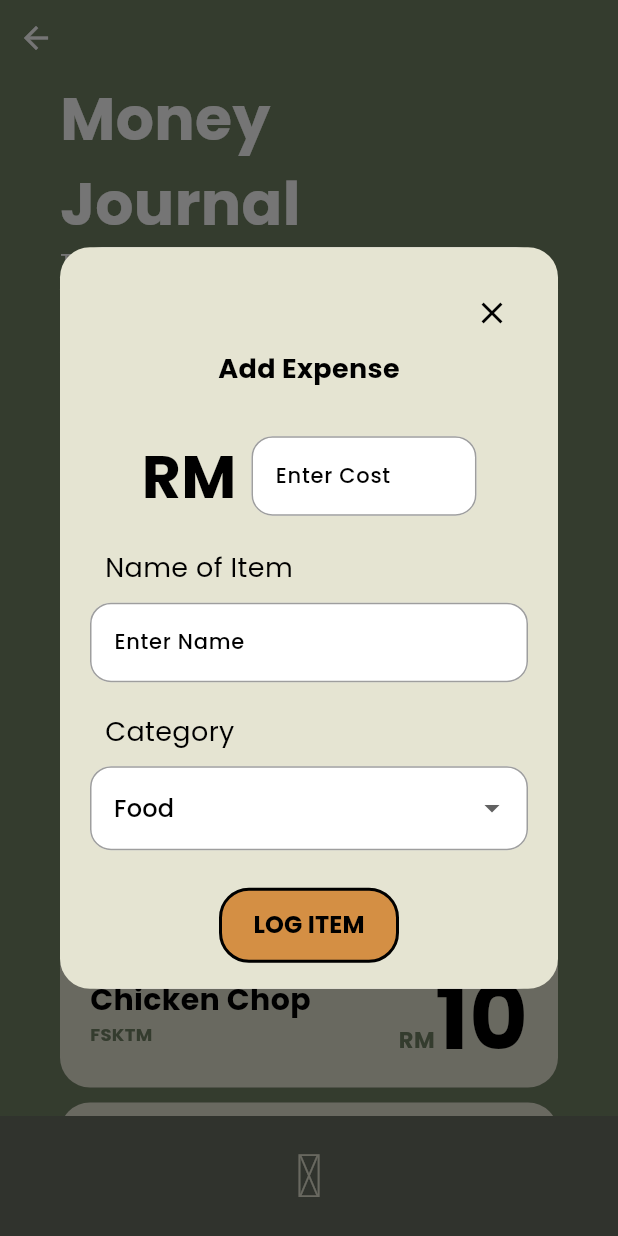
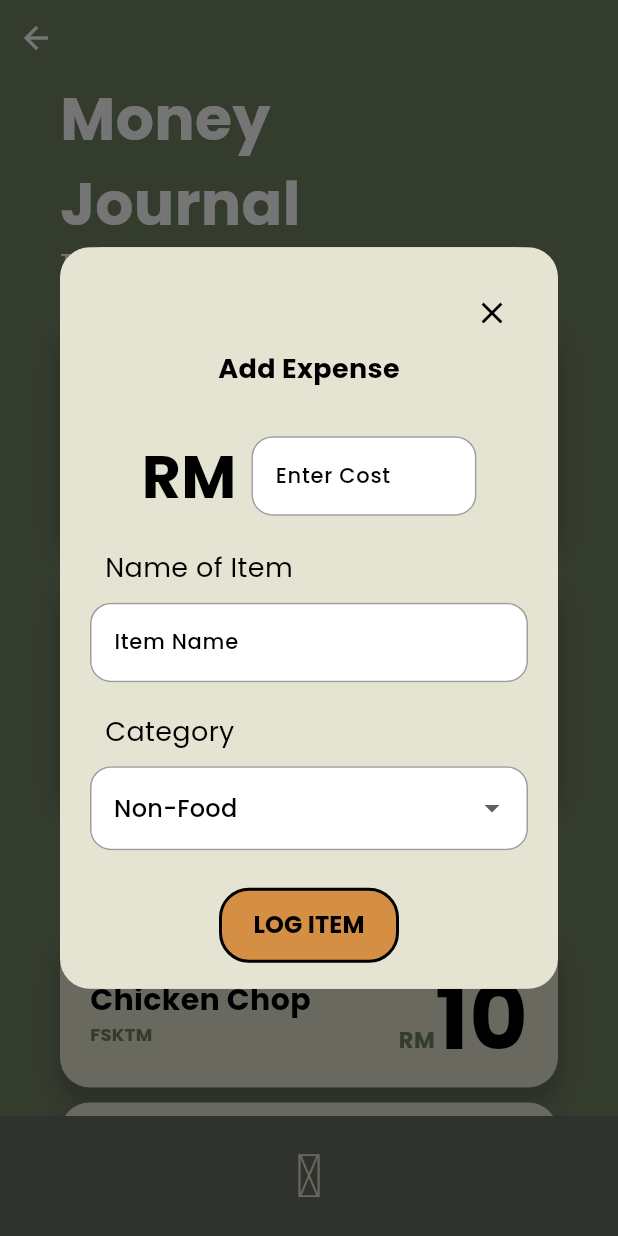
Before and after one commit to shazwydaniel/FYP_UMakan, a Flutter app: the MoneyJournalMainPage screen opened directly, after a tap on an icon or button, on a phone screen of 412 x 824 dp. Run offline on Flutter 3.47's test engine with Material 3 defaults, Android fonts, the phone set to English and light mode, and no system bars; our stand-ins replace cloud_firestore, connectivity_plus, firebase_auth, firebase_core, firebase_storage, flutter_native_splash and 7 more; missing offline and left inert: bubble_lens, dart:ffi; accounts and stored records are empty.

Commit message:
BE + FE - Money Journal
- Adding expense to firebase

```diff
--- a/lib/data/repositories/user/user_repository.dart
+++ b/lib/data/repositories/user/user_repository.dart
@@ -109,7 +109,7 @@ class UserRepository extends GetxController {
     }
   }
 
-  // Update User Details in Firestore ------------------------------------
+  // Update User Data in Firestore ------------------------------------
   Future<void> updateUserDetails(UserModel updatedUser) async {
     try {
       await _db
--- a/lib/features/moneyjournal/screens/money_journal_main_page.dart
+++ b/lib/features/moneyjournal/screens/money_journal_main_page.dart
@@ -1,6 +1,8 @@
 // ignore_for_file: prefer_const_constructors, prefer_const_literals_to_create_immutables
 
 import "package:flutter/material.dart";
+import "package:fyp_umakan/data/repositories/money_journal/money_journal_repository.dart";
+import "package:fyp_umakan/features/authentication/controllers/homepage/journal_controller.dart";
 import "package:fyp_umakan/features/student_management/controllers/user_controller.dart";
 import "package:fyp_umakan/utils/constants/colors.dart";
 import "package:fyp_umakan/utils/helpers/helper_functions.dart";
@@ -87,6 +89,14 @@ class MoneyJournalMainPage extends StatelessWidget {
                     decoration: BoxDecoration(
                       color: TColors.cream,
                       borderRadius: BorderRadius.circular(20),
+                      boxShadow: [
+                        BoxShadow(
+                          color: Colors.black.withOpacity(0.2),
+                          spreadRadius: 2,
+                          blurRadius: 10,
+                          offset: Offset(0, 8),
+                        ),
+                      ],
                     ),
                     child: Padding(
                       padding: const EdgeInsets.all(20.0),
@@ -128,7 +138,7 @@ class MoneyJournalMainPage extends StatelessWidget {
                                     borderRadius: BorderRadius.circular(20),
                                   ),
                                   child: Text(
-                                    '7%',
+                                    '%',
                                     style: TextStyle(
                                       color: Colors.black,
                                       fontWeight: FontWeight.bold,
@@ -189,6 +199,14 @@ class MoneyJournalMainPage extends StatelessWidget {
                     decoration: BoxDecoration(
                       color: TColors.teal,
                       borderRadius: BorderRadius.circular(20),
+                      boxShadow: [
+                        BoxShadow(
+                          color: Colors.black.withOpacity(0.2),
+                          spreadRadius: 2,
+                          blurRadius: 10,
+                          offset: Offset(0, 8),
+                        ),
+                      ],
                     ),
                     child: Padding(
                       padding: const EdgeInsets.all(20.0),
@@ -317,6 +335,14 @@ class MoneyJournalMainPage extends StatelessWidget {
                     decoration: BoxDecoration(
                       color: TColors.cream,
                       borderRadius: BorderRadius.circular(20),
+                      boxShadow: [
+                        BoxShadow(
+                          color: Colors.black.withOpacity(0.2),
+                          spreadRadius: 2,
+                          blurRadius: 10,
+                          offset: Offset(0, 8),
+                        ),
+                      ],
                     ),
                     child: Padding(
                       padding: const EdgeInsets.all(20.0),
@@ -391,6 +417,14 @@ class MoneyJournalMainPage extends StatelessWidget {
                     decoration: BoxDecoration(
                       color: TColors.cream,
                       borderRadius: BorderRadius.circular(20),
+                      boxShadow: [
+                        BoxShadow(
+                          color: Colors.black.withOpacity(0.2),
+                          spreadRadius: 2,
+                          blurRadius: 10,
+                          offset: Offset(0, 8),
+                        ),
+                      ],
                     ),
                     child: Padding(
                       padding: const EdgeInsets.all(20.0),
@@ -465,6 +499,14 @@ class MoneyJournalMainPage extends StatelessWidget {
                     decoration: BoxDecoration(
                       color: TColors.cream,
                       borderRadius: BorderRadius.circular(20),
+                      boxShadow: [
+                        BoxShadow(
+                          color: Colors.black.withOpacity(0.2),
+                          spreadRadius: 2,
+                          blurRadius: 10,
+                          offset: Offset(0, 8),
+                        ),
+                      ],
                     ),
                     child: Padding(
                       padding: const EdgeInsets.all(20.0),
@@ -576,6 +618,12 @@ class MoneyJournalMainPage extends StatelessWidget {
   }
 
   void _showModal(BuildContext context) {
+    final TextEditingController priceController = TextEditingController();
+    final TextEditingController itemNameController = TextEditingController();
+    final TextEditingController locationController = TextEditingController();
+    String selectedCategory = 'Non-Food';
+    final MoneyJournalRepository repository = MoneyJournalRepository();
+
     showDialog(
       context: context,
       barrierDismissible: true, // Allows dismissal by tapping outside the dialog
@@ -628,14 +676,25 @@ class MoneyJournalMainPage extends StatelessWidget {
                     SizedBox(width: 10), // Spacing between the "RM" text and TextField
                     Container(
                       width: 150, // Adjust width as needed
-                      child: TextField(
+                      child:
+                      // TextField(
+                      //   keyboardType: TextInputType.number,
+                      //   decoration: InputDecoration(
+                      //     fillColor: Colors.white,
+                      //     filled: true,
+                      //     border: OutlineInputBorder(),
+                      //     hintText: 'Enter Cost',
+                      //   ),
+                      // ),
+                      TextField(
+                        controller: priceController,
+                        keyboardType: TextInputType.number,
                         decoration: InputDecoration(
+                          labelText: 'Enter Cost',
+                          border: OutlineInputBorder(),
                           fillColor: Colors.white,
                           filled: true,
-                          border: OutlineInputBorder(),
-                          hintText: 'Enter Cost',
                         ),
-                        keyboardType: TextInputType.number,
                       ),
                     ),
                   ],
@@ -659,14 +718,23 @@ class MoneyJournalMainPage extends StatelessWidget {
                 SizedBox(height: 10), // Spacing between the "Category" text and dropdown
                 Container(
                   width: 300, // Adjust width as needed
-                  child: TextField(
+                  child:
+                  // TextField(
+                  //   decoration: InputDecoration(
+                  //     fillColor: Colors.white,
+                  //     filled: true,
+                  //     border: OutlineInputBorder(),
+                  //     hintText: 'Enter Name',
+                  //   ),
+                  // ),
+                  TextField(
+                    controller: itemNameController,
                     decoration: InputDecoration(
+                      hintText: 'Item Name',
+                      border: OutlineInputBorder(),
                       fillColor: Colors.white,
                       filled: true,
-                      border: OutlineInputBorder(),
-                      hintText: 'Enter Name',
                     ),
-                        keyboardType: TextInputType.number,
                   ),
                 ),
                 SizedBox(height: 20),
@@ -694,7 +762,7 @@ class MoneyJournalMainPage extends StatelessWidget {
                       filled: true,
                       border: OutlineInputBorder(),
                     ),
-                      value: 'Food', // Default value
+                    value: selectedCategory, // Default value
                     items: [
                       DropdownMenuItem(
                         value: 'Food',
@@ -706,25 +774,47 @@ class MoneyJournalMainPage extends StatelessWidget {
                       ),
                     ],
                     onChanged: (String? newValue) {
-                        // Handle the dropdown value change
+                      selectedCategory = newValue!; // Update the selected category
                     },
                   ),
                 ),
                 SizedBox(height: 25),
                 Container(
-                  width: 120, // Adjust width of the button
-                  height: 50, // Adjust height of the button
+                  width: 120,
+                  height: 50,
                   decoration: BoxDecoration(
-                    color: TColors.bubbleOrange, // Background color
-                    borderRadius: BorderRadius.circular(20.0), // Rounded corners
+                    color: TColors.bubbleOrange,
+                    borderRadius: BorderRadius.circular(20.0),
                     border: Border.all(
-                      color: Colors.black, // Black border color
-                      width: 2.0, // Border width
+                      color: Colors.black,
+                      width: 2.0,
                     ),
                   ),
                   child: TextButton(
-                    onPressed: () {
-                      // Handle button press
+                    onPressed: () async {
+                      try {
+                        // Create the expense data
+                        final expenseData = {
+                          'price': double.parse(priceController.text),
+                          'itemName': itemNameController.text,
+                          // 'location': locationController.text,
+                        };
+
+                        print('Logging expense: $expenseData for category: $selectedCategory');
+
+                        // Log the item
+                        await repository.addExpense(
+                          'userId', // Replace with the actual user ID
+                          selectedCategory,
+                          expenseData,
+                        );
+
+                        // Close the modal
+                        Navigator.pop(context);
+                      } catch (e) {
+                        print('Error logging expense: $e');
+                        // Handle error, e.g., show a Snackbar or alert dialog
+                      }
                     },
                     child: Center(
                       child: Text(
--- a/lib/main.dart
+++ b/lib/main.dart
@@ -1,6 +1,7 @@
 import 'package:flutter/material.dart';
 import 'package:flutter_native_splash/flutter_native_splash.dart';
 import 'package:fyp_umakan/data/repositories/authentication/authentication_repository.dart';
+import 'package:fyp_umakan/data/repositories/money_journal/money_journal_repository.dart';
 import 'package:fyp_umakan/data/repositories/user/user_repository.dart';
 import 'package:fyp_umakan/features/student_management/controllers/user_controller.dart';
 import 'package:fyp_umakan/utils/helpers/network_manager.dart';
@@ -33,8 +34,9 @@ Future<void> main() async {
 
   //Initalise Controllers and User Repository
   //Get.put(UserController());
+  //Get.put(UserRepository());
+  // Get.put(MoneyJournalRepository());
   Get.put(NetworkManager());
-  //Get.put(UserRepository());
 
   // Await Splash Until Other Items Load
   FlutterNativeSplash.preserve(widgetsBinding: widgetsBinding);
```
Also changed, not shown: lib/data/repositories/money_journal/money_journal_repository.dart (added, +127 -0 lines), lib/features/student_management/controllers/user_controller.dart (+23 -1 lines). Lines whose indentation alone changed are shown as unchanged.
